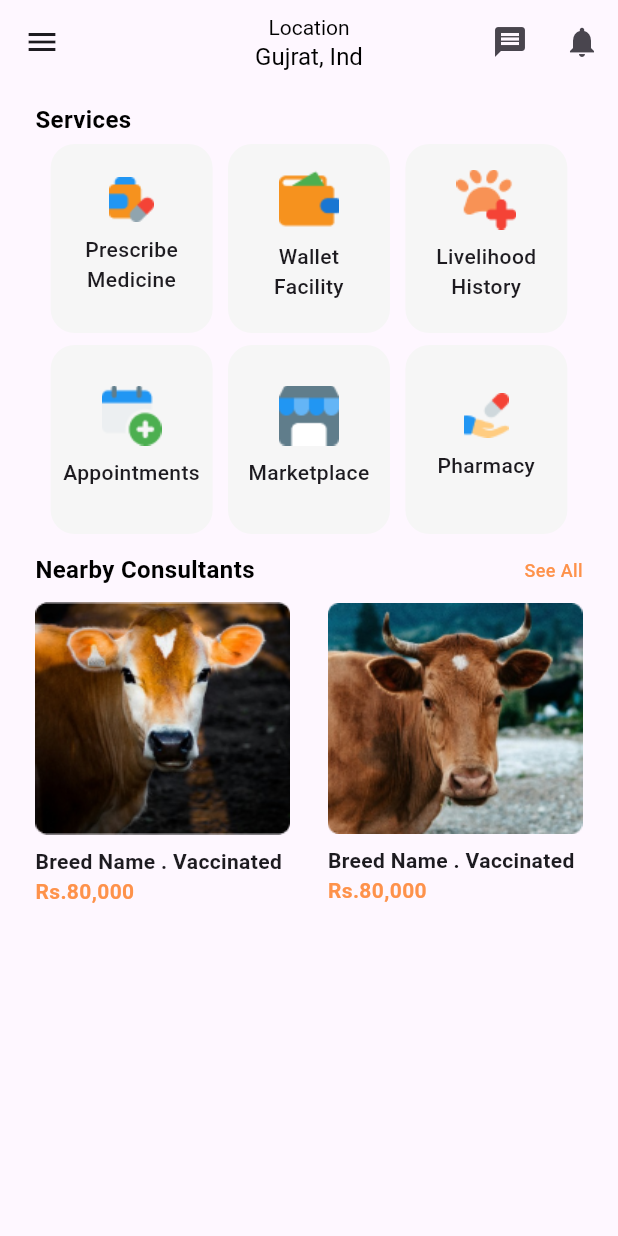
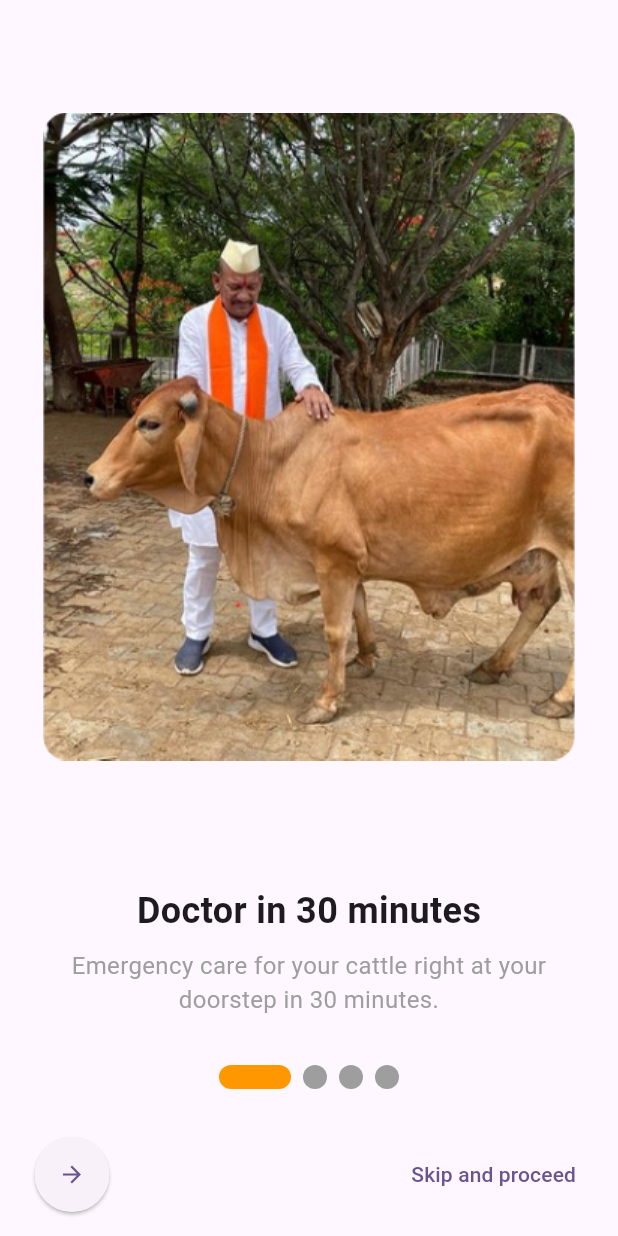
Before and after one commit to Mohassan521/PashuSevak, a Flutter app: the screen it shows after launch, on a phone screen of 412 x 824 dp. Run offline on Flutter 3.47's test engine with Material 3 defaults, Android fonts, the light colour scheme and no system bars; drawn by our look-alikes of smooth_page_indicator; our stand-ins replace cloud_firestore, firebase_auth, firebase_core, fluttertoast; accounts and stored records are empty.

Commit message:
completed doctor's flow

```diff
--- a/lib/main.dart
+++ b/lib/main.dart
@@ -7,11 +7,14 @@ import 'package:pashusevak/screens/PashuSevakScreens/basicDetails.dart';
 import 'package:pashusevak/screens/PashuSevakScreens/cattleDetails.dart';
 import 'package:pashusevak/screens/PashuSevakScreens/profileAndSettings.dart';
 import 'package:pashusevak/screens/appointmentDetails.dart';
+import 'package:pashusevak/screens/carouselPage.dart';
 import 'package:pashusevak/screens/cattleDetails.dart';
 import 'package:pashusevak/screens/cattleFarmHome.dart';
 import 'package:pashusevak/screens/doctorHome.dart';
 import 'package:pashusevak/screens/emergencyAppointment.dart';
 import 'package:pashusevak/screens/prescriptionAndReport.dart';
+import 'package:pashusevak/screens/selectLanguage.dart';
+import 'package:pashusevak/screens/splashScreen.dart';
 
 void main() async {
   WidgetsFlutterBinding.ensureInitialized();
@@ -32,7 +35,7 @@ class MyApp extends StatelessWidget {
         colorScheme: ColorScheme.fromSeed(seedColor: Colors.deepPurple),
         useMaterial3: true,
       ),
-      home: const DoctorHomePage(),
+      home: SplashScreen(),
     );
   }
 }
--- a/lib/screens/appointmentDetails.dart
+++ b/lib/screens/appointmentDetails.dart
@@ -8,7 +8,11 @@ class AppointmentDetailsPage extends StatelessWidget {
   Widget build(BuildContext context) {
     return Scaffold(
       appBar: AppBar(
-        leading: InkWell(onTap: () {}, child: Icon(Icons.arrow_back)),
+        leading: InkWell(
+            onTap: () {
+              Navigator.pop(context);
+            },
+            child: Icon(Icons.arrow_back)),
         title: Text("Appointment Details"),
         centerTitle: true,
       ),
--- /dev/null
+++ b/lib/screens/carouselPage.dart
@@ -0,0 +1,133 @@
+import 'package:flutter/material.dart';
+import 'package:pashusevak/screens/FrontPage.dart';
+import 'package:pashusevak/screens/selectLanguage.dart';
+import 'package:smooth_page_indicator/smooth_page_indicator.dart';
+
+class CarouselPage extends StatefulWidget {
+  @override
+  _CarouselPageState createState() => _CarouselPageState();
+}
+
+class _CarouselPageState extends State<CarouselPage> {
+  final PageController _controller = PageController();
+
+  @override
+  Widget build(BuildContext context) {
+    return Scaffold(
+      body: Column(
+        children: [
+          Expanded(
+            child: PageView(
+              controller: _controller,
+              children: [
+                buildPage(
+                  context,
+                  'assets/images/Carousel1.png',
+                  'Doctor in 30 minutes',
+                  'Emergency care for your cattle right at your doorstep in 30 minutes.',
+                ),
+                buildPage(
+                  context,
+                  'assets/images/Carousel2.png',
+                  'CattleReport and Prescription',
+                  'Subtitle for Page 2',
+                ),
+                buildPage(
+                  context,
+                  'assets/images/Carousel3.png',
+                  'Title for Page 3',
+                  'Subtitle for Page 3',
+                ),
+                buildPage(
+                  context,
+                  'assets/images/Carousel4.png',
+                  'Title for Page 4',
+                  'Subtitle for Page 4',
+                ),
+              ],
+            ),
+          ),
+          SizedBox(height: 16), // Add some space between PageView and indicator
+          SmoothPageIndicator(
+            controller: _controller,
+            count: 4,
+            effect: ExpandingDotsEffect(
+              activeDotColor: Colors.orange,
+            ),
+          ),
+          SizedBox(height: 16), // Add some space between indicator and buttons
+          Padding(
+            padding: const EdgeInsets.all(16.0),
+            child: Row(
+              mainAxisAlignment: MainAxisAlignment.spaceBetween,
+              children: [
+                ElevatedButton(
+                  onPressed: () {
+                    if (_controller.page == 3) {
+                      // Handle proceed action for the last page
+                    } else {
+                      _controller.nextPage(
+                        duration: Duration(milliseconds: 300),
+                        curve: Curves.easeIn,
+                      );
+                    }
+                  },
+                  style: ElevatedButton.styleFrom(
+                    shape: CircleBorder(),
+                    padding: EdgeInsets.all(16),
+                  ),
+                  child: Icon(Icons.arrow_forward),
+                ),
+                TextButton(
+                  onPressed: () {
+                    // Handle skip action
+                    Navigator.push(
+                        context,
+                        MaterialPageRoute(
+                            builder: (context) => SelectLanguageScreen()));
+                  },
+                  child: Text('Skip and proceed'),
+                ),
+              ],
+            ),
+          ),
+        ],
+      ),
+    );
+  }
+
+  Widget buildPage(
+      BuildContext context, String imagePath, String title, String subtitle) {
+    return Padding(
+      padding: const EdgeInsets.all(16.0),
+      child: Column(
+        mainAxisAlignment: MainAxisAlignment.center,
+        children: [
+          Expanded(
+            child: ClipRRect(
+              borderRadius: BorderRadius.circular(16),
+              child: Image.asset(imagePath),
+            ),
+          ),
+          SizedBox(height: 24),
+          Text(
+            title,
+            style: TextStyle(
+              fontSize: 24,
+              fontWeight: FontWeight.bold,
+            ),
+          ),
+          SizedBox(height: 8),
+          Text(
+            subtitle,
+            textAlign: TextAlign.center,
+            style: TextStyle(
+              fontSize: 16,
+              color: Colors.grey,
+            ),
+          ),
+        ],
+      ),
+    );
+  }
+}
--- a/pubspec.yaml
+++ b/pubspec.yaml
@@ -42,8 +42,8 @@ dependencies:
   fluttertoast: ^8.2.2
   firebase_storage: ^11.7.1
   shared_preferences: ^2.2.2
-  font_awesome_flutter: ^10.7.0
   simple_icons: ^10.1.3
+  smooth_page_indicator: ^1.2.0
 
 dev_dependencies:
   flutter_test:
```
Also changed, not shown: lib/screens/doctorHome.dart (+21 -3 lines), lib/screens/marketPlace.dart (added, +91 -0 lines), lib/screens/selectLanguage.dart (added, +80 -0 lines), lib/screens/splashScreen.dart (added, +64 -0 lines), lib/screens/walletScreen.dart (added, +146 -0 lines), lib/widgets/loginScreen.dart (+10 -19 lines), lib/widgets/marketPlaceItems.dart (added, +52 -0 lines), lib/widgets/register.dart (+25 -82 lines), assets/images/Carousel1.png (added), assets/images/Carousel2.png (added), assets/images/Carousel3.png (added), assets/images/Carousel4.png (added), assets/images/splashScreen.png (added), pubspec.lock.
